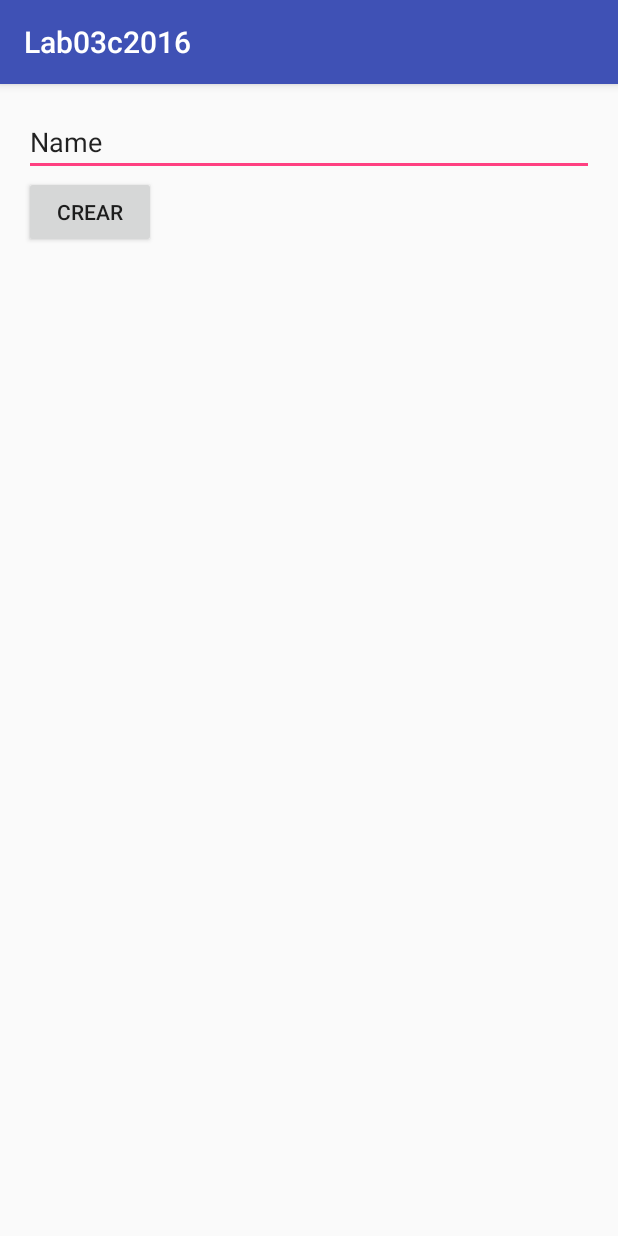
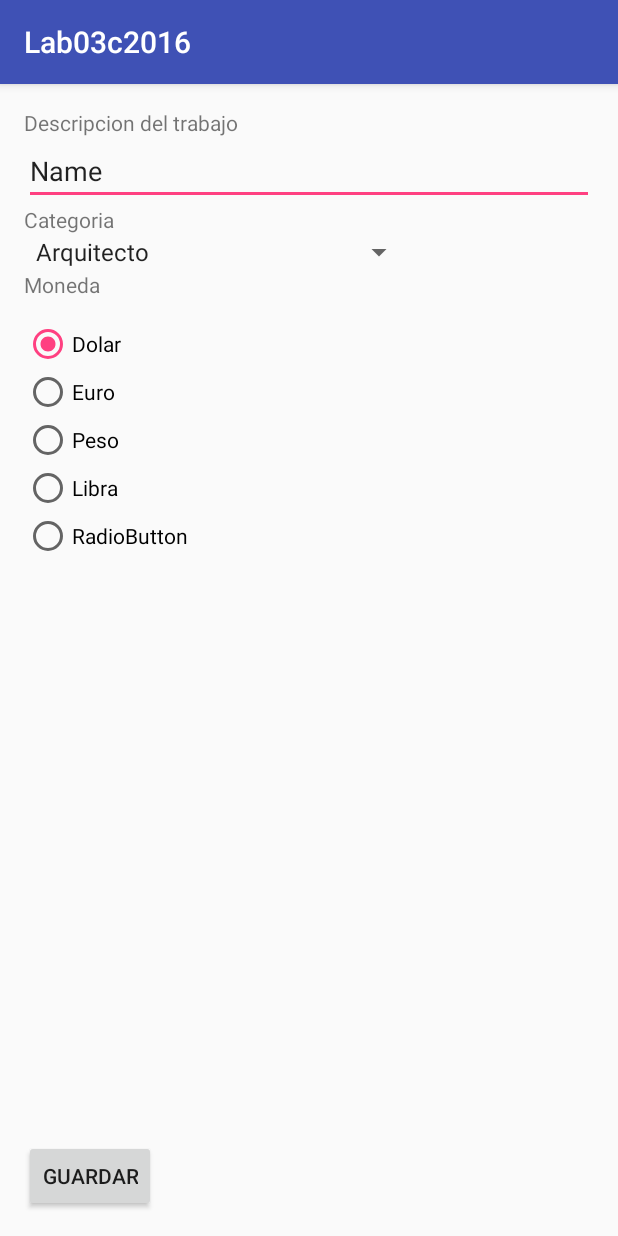
Before and after one commit to antico5/tp_3_dam, an Android app: the screen it shows after launch (AltaTrabajo), on a phone screen of 412 x 824 dp. Run offline under Robolectric (Android 15) with nearby library versions, the phone set to English and light mode, and no system bars.

Commit message:
Actividad de alta trabajo.

```diff
--- a/app/src/main/java/ar/edu/utn/frsf/andini_fpaz/lab03c2016/AltaTrabajo.java
+++ b/app/src/main/java/ar/edu/utn/frsf/andini_fpaz/lab03c2016/AltaTrabajo.java
@@ -2,25 +2,53 @@ package ar.edu.utn.frsf.andini_fpaz.lab03c2016;
 
 import android.app.Activity;
 import android.content.Intent;
+import android.provider.MediaStore;
 import android.support.v7.app.AppCompatActivity;
 import android.os.Bundle;
 import android.view.View;
+import android.widget.ArrayAdapter;
 import android.widget.Button;
 import android.widget.EditText;
+import android.widget.RadioGroup;
+import android.widget.Spinner;
 import android.widget.TextView;
 
+import java.util.Vector;
+
 public class AltaTrabajo extends AppCompatActivity {
+    Spinner spinner;
+    RadioGroup radioGroup;
 
     @Override
     protected void onCreate(Bundle savedInstanceState) {
         super.onCreate(savedInstanceState);
         setContentView(R.layout.activity_alta_trabajo);
         Button btnCreate = (Button)findViewById(R.id.alta);
+
+        Vector<String> arraySpinner = new Vector<String>();
+
+        for(Categoria categoria : Categoria.CATEGORIAS_MOCK){
+            arraySpinner.add(categoria.getDescripcion());
+        }
+        spinner = (Spinner)findViewById(R.id.categoriasSpinner);
+        radioGroup = (RadioGroup)findViewById(R.id.radioGroup);
+        ArrayAdapter<String> adapter = new ArrayAdapter<String>(this,
+                android.R.layout.simple_spinner_item, arraySpinner);
+        spinner.setAdapter(adapter);
+
         btnCreate.setOnClickListener(new View.OnClickListener() {
             @Override
             public void onClick(View v) {
                 EditText tv = (EditText) findViewById(R.id.descripcion);
+                int radioButtonID = radioGroup.getCheckedRadioButtonId();
+                View radioButton = radioGroup.findViewById(radioButtonID);
+                int idx = radioGroup.indexOfChild(radioButton);
+
+                Categoria categoria = Categoria.CATEGORIAS_MOCK[spinner.getSelectedItemPosition()];
+
                 Trabajo trabajo = new Trabajo(20, tv.getText().toString());
+                trabajo.setMonedaPago(idx + 1 );
+                trabajo.setCategoria(categoria);
                 Intent returnIntent = new Intent();
                 returnIntent.putExtra("trabajo",trabajo);
                 setResult(Activity.RESULT_OK,returnIntent);
--- a/app/src/main/java/ar/edu/utn/frsf/andini_fpaz/lab03c2016/MainActivity.java
+++ b/app/src/main/java/ar/edu/utn/frsf/andini_fpaz/lab03c2016/MainActivity.java
@@ -20,6 +20,7 @@ import android.widget.Toast;
 import java.text.SimpleDateFormat;
 import java.util.Arrays;
 import java.util.List;
+import java.util.Vector;
 
 public class MainActivity extends AppCompatActivity {
     public class MiAdapter extends ArrayAdapter<Trabajo> {
@@ -81,20 +82,25 @@ public class MainActivity extends AppCompatActivity {
     }
 
     ListView lv;
+    MiAdapter adapter;
+    Vector<Trabajo> vector;
 
     @Override
     protected void onCreate(Bundle savedInstanceState) {
         super.onCreate(savedInstanceState);
         setContentView(R.layout.activity_main);
         lv = (ListView) findViewById(R.id.trabajos);
-        final Trabajo[] trabajos = Trabajo.TRABAJOS_MOCK;
-        MiAdapter adapter = new MiAdapter(getApplicationContext(), Arrays.asList(trabajos));
+        vector = new Vector<Trabajo>();
+        vector.addAll(Arrays.asList(Trabajo.TRABAJOS_MOCK));
+
+        adapter = new MiAdapter(getApplicationContext(), vector);
+
         lv.setAdapter(adapter);
         lv.setLongClickable(true);
         lv.setOnItemLongClickListener(new AdapterView.OnItemLongClickListener() {
             @Override
             public boolean onItemLongClick(AdapterView<?> parent, View view, int position, long id) {
-                toast(trabajos[position].getDescripcion());
+                toast(vector.get(position).getDescripcion());
                 return true;
             }
         });
@@ -106,6 +112,7 @@ public class MainActivity extends AppCompatActivity {
     @Override
     protected void onActivityResult(int requestCode, int resultCode, Intent data) {
         Trabajo trabajo = (Trabajo) data.getSerializableExtra("trabajo");
+        adapter.add(trabajo);
         toast(trabajo.getDescripcion());
     }
 
--- a/app/src/main/res/layout/activity_alta_trabajo.xml
+++ b/app/src/main/res/layout/activity_alta_trabajo.xml
@@ -16,16 +16,96 @@
         android:inputType="textPersonName"
         android:text="Name"
         android:ems="10"
-        android:layout_alignParentTop="true"
         android:id="@+id/descripcion"
+        android:layout_below="@+id/textView3"
         android:layout_alignParentEnd="true"
         android:layout_alignParentStart="true" />
 
-    <Button
-        android:text="Crear"
+    <TextView
+        android:text="Descripcion del trabajo"
         android:layout_width="wrap_content"
         android:layout_height="wrap_content"
+        android:id="@+id/textView3"
+        android:layout_alignParentTop="true"
+        android:layout_alignParentStart="true" />
+
+    <Spinner
+        android:layout_width="match_parent"
+        android:layout_height="wrap_content"
+        android:layout_marginEnd="119dp"
+        android:id="@+id/categoriasSpinner"
+        android:layout_below="@+id/textView5"
+        android:layout_alignEnd="@+id/textView4" />
+
+    <TextView
+        android:text="Categoria"
+        android:layout_width="wrap_content"
+        android:layout_height="wrap_content"
+        android:id="@+id/textView5"
         android:layout_below="@+id/descripcion"
+        android:layout_alignParentStart="true" />
+
+    <TextView
+        android:text="Moneda"
+        android:layout_width="wrap_content"
+        android:layout_height="wrap_content"
+        android:layout_below="@+id/categoriasSpinner"
         android:layout_alignParentStart="true"
-        android:id="@+id/alta" />
+        android:id="@+id/textView6" />
+
+    <RadioGroup
+        android:layout_width="wrap_content"
+        android:layout_height="wrap_content"
+        android:layout_below="@+id/textView6"
+        android:layout_marginTop="14dp"
+        android:layout_alignParentEnd="true"
+        android:layout_alignParentStart="true"
+        android:id="@+id/radioGroup">
+
+        <RadioButton
+            android:text="Dolar"
+            android:layout_width="wrap_content"
+            android:layout_height="wrap_content"
+            android:id="@+id/radioButton6"
+            android:layout_weight="1"
+            android:checked="true" />
+
+        <RadioButton
+            android:text="Euro"
+            android:layout_width="wrap_content"
+            android:layout_height="wrap_content"
+            android:id="@+id/radioButton5"
+            android:layout_weight="1" />
+
+        <RadioButton
+            android:text="Peso"
+            android:layout_width="wrap_content"
+            android:layout_height="wrap_content"
+            android:id="@+id/radioButton4"
+            android:layout_weight="1" />
+
+        <RadioButton
+            android:text="Libra"
+            android:layout_width="wrap_content"
+            android:layout_height="wrap_content"
+            android:id="@+id/radioButton3"
+            android:layout_weight="1" />
+
+        <RadioButton
+            android:text="RadioButton"
+            android:layout_width="wrap_content"
+            android:layout_height="wrap_content"
+            android:id="@+id/radioButton2"
+            android:layout_weight="1" />
+    </RadioGroup>
+
+    <Button
+        android:text="Guardar"
+        android:layout_width="wrap_content"
+        android:layout_height="wrap_content"
+        android:id="@+id/alta"
+        android:layout_alignParentBottom="true"
+        android:layout_alignParentStart="true" />
+
+
 </RelativeLayout>
```
